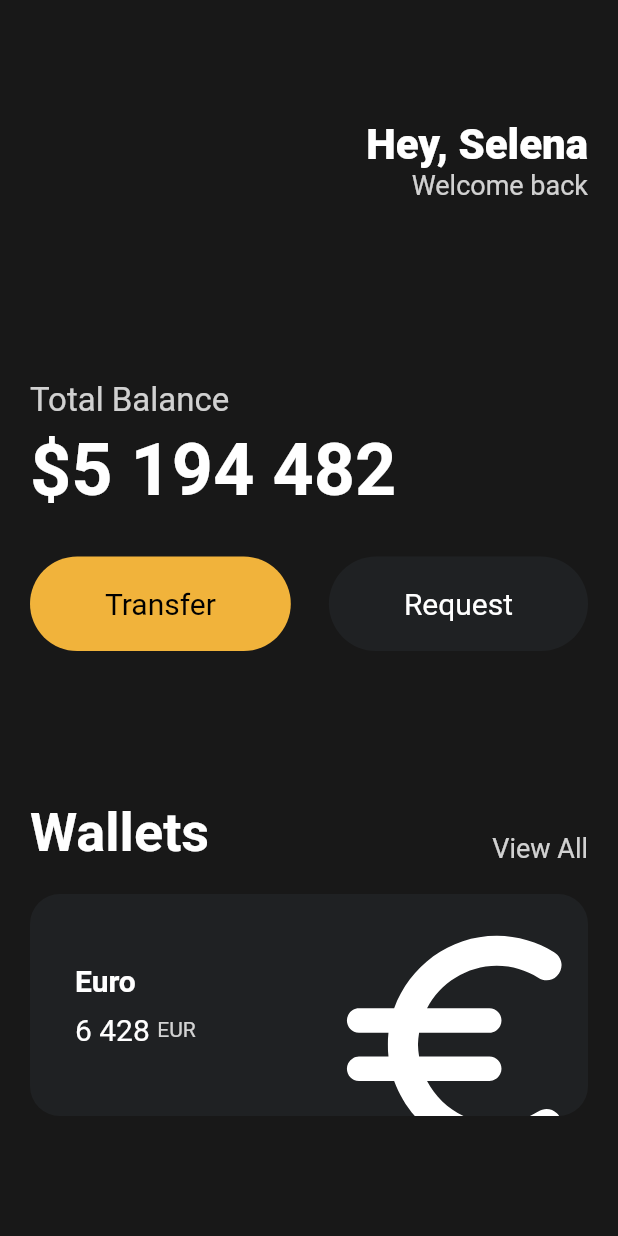
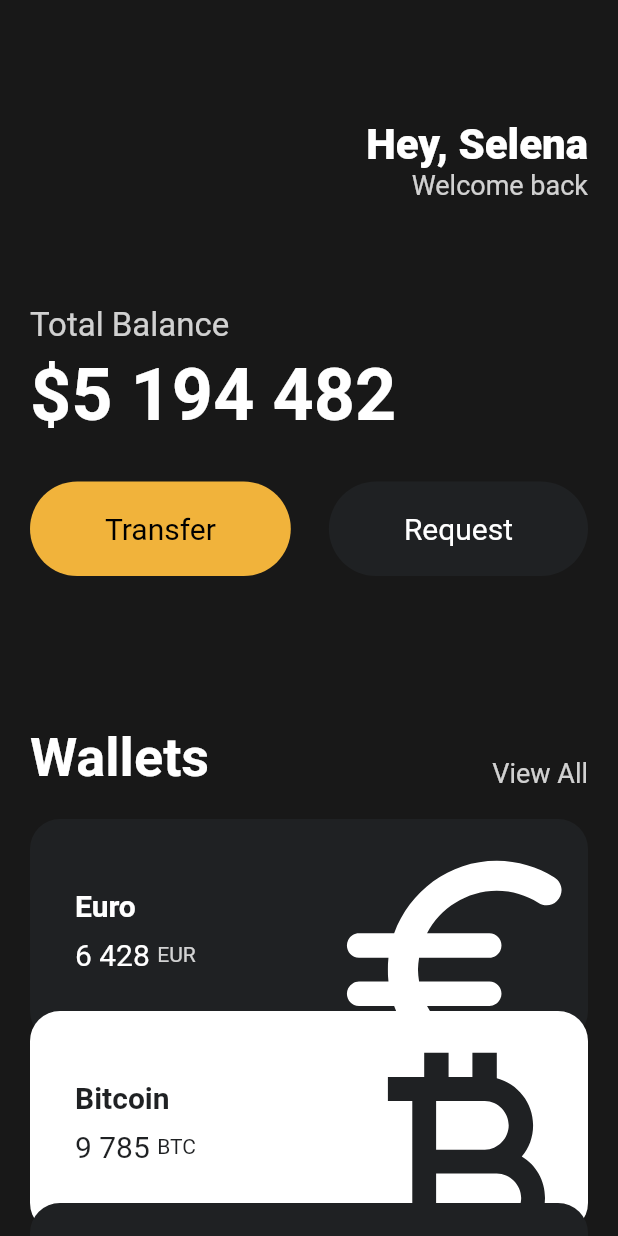
Before and after one commit to chojaework/Flutter-Study, a Flutter app: the screen it shows after launch, on a phone screen of 412 x 824 dp. Run offline on Flutter 3.47's test engine with Material 2 defaults, Android fonts, the phone set to English and light mode, and no system bars.

Commit message:
3.8 Reusable Cards

```diff
--- a/toonflix/lib/main.dart
+++ b/toonflix/lib/main.dart
@@ -1,5 +1,6 @@
 import 'package:flutter/material.dart';
 import 'package:toonflix/widgets/button.dart';
+import 'package:toonflix/widgets/currency_card.dart';
 
 void main() {
   runApp(const App());
@@ -13,7 +14,10 @@ class App extends StatelessWidget {
     return MaterialApp(
       home: Scaffold(
         backgroundColor: const Color(0xFF181818),
-        body: Padding(
+        body: SingleChildScrollView(
+          //원래는 3개의 카드를 생성하면 칸이 부족해서 overflow가 발생하는데 이 위젯으로 wrap 해주면 사라진다
+          //스크롤 가능해짐
+          child: Padding(
             padding: const EdgeInsets.symmetric(
               horizontal: 20,
             ),
@@ -49,7 +53,7 @@ class App extends StatelessWidget {
                   ],
                 ),
                 const SizedBox(
-                height: 120,
+                  height: 70,
                 ),
                 Text(
                   'Total Balance',
@@ -115,73 +119,38 @@ class App extends StatelessWidget {
                 const SizedBox(
                   height: 20,
                 ),
-              Container(
-                clipBehavior: Clip.hardEdge,
-                //넘치는 부분을 자르기 위해 사용
-                decoration: BoxDecoration(
-                  color: const Color(0xff1f2123),
-                  borderRadius: BorderRadius.circular(20),
+                const CurrencyCard(
+                  name: 'Euro',
+                  code: "EUR",
+                  amount: '6 428',
+                  icon: Icons.euro_rounded,
+                  isInverted: false,
                 ),
-                child: Padding(
-                  padding: const EdgeInsets.all(30),
-                  child: Row(
-                    mainAxisAlignment: MainAxisAlignment.spaceBetween,
-                    children: [
-                      Column(
-                        crossAxisAlignment: CrossAxisAlignment.start,
-                        children: [
-                          const Text('Euro',
-                              style: TextStyle(
-                                color: Colors.white,
-                                fontSize: 20,
-                                fontWeight: FontWeight.w600,
-                              )),
-                          const SizedBox(
-                            height: 10,
-                          ),
-                          Row(
-                            children: [
-                              const Text(
-                                '6 428',
-                                style: TextStyle(
-                                  color: Colors.white,
-                                  fontSize: 20,
+                Transform.translate(
+                  //카드들이 포개지게 만들기 위해 widget 사용
+                  offset: const Offset(0, -20),
+                  child: const CurrencyCard(
+                    name: 'Bitcoin',
+                    code: "BTC",
+                    amount: '9 785',
+                    icon: Icons.currency_bitcoin,
+                    isInverted: true,
                   ),
                 ),
-                              const SizedBox(
-                                width: 5,
-                              ),
-                              Text(
-                                'EUR',
-                                style: TextStyle(
-                                  color: Colors.white.withOpacity(0.8),
-                                ),
-                              ),
-                            ],
-                          ),
-                        ],
-                      ),
-                      Transform.scale(
-                        // 로고가 넘치게끔 만들기 위해 scale 위젯으로 Wrap 한다
-                        scale: 2.2, //배 넘친다
-                        child: Transform.translate(
-                          //로고를 아래로 내리기 위해 translate 위젯으로 Wrap 한다
-                          offset:
-                              const Offset(-5, 12), //x축으로 -5만큼, y축으로 12만큼 이동
-                          child: const Icon(
-                            Icons.euro_rounded,
-                            color: Colors.white,
-                            size: 88, //size값을 변경하면 카드 자체가 커진다
-                          ),
+                Transform.translate(
+                  offset: const Offset(0, -40),
+                  child: const CurrencyCard(
+                    name: 'Dollar',
+                    code: "USD",
+                    amount: '428',
+                    icon: Icons.attach_money_outlined,
+                    isInverted: false,
                   ),
                 ),
               ],
             ),
           ),
         ),
-            ],
-          ),
-        ),
       ),
     );
   }
--- /dev/null
+++ b/toonflix/lib/widgets/currency_card.dart
@@ -0,0 +1,89 @@
+import 'package:flutter/material.dart';
+
+class CurrencyCard extends StatelessWidget {
+  final String name, code, amount;
+  final IconData icon;
+  final bool isInverted;
+  //Bitcoin의 색상을 반전시키기 위한 boolean
+  final _blackColor = const Color(0xff1f2123);
+  //앞에 _ 을 붙인다는 것은 private한 변수라는 뜻
+
+  const CurrencyCard({
+    super.key,
+    required this.name,
+    required this.code,
+    required this.amount,
+    required this.icon,
+    required this.isInverted,
+  });
+
+  @override
+  Widget build(BuildContext context) {
+    return Container(
+      clipBehavior: Clip.hardEdge,
+      //넘치는 부분을 자르기 위해 사용
+      decoration: BoxDecoration(
+        color: isInverted ? Colors.white : _blackColor,
+        //isInverted가 true이면 박스 색상이 흰색, false이이면 위에서 정의한 색상
+        borderRadius: BorderRadius.circular(20),
+      ),
+      child: Padding(
+        padding: const EdgeInsets.all(30),
+        child: Row(
+          mainAxisAlignment: MainAxisAlignment.spaceBetween,
+          children: [
+            Column(
+              crossAxisAlignment: CrossAxisAlignment.start,
+              children: [
+                Text(name,
+                    style: TextStyle(
+                      color: isInverted ? _blackColor : Colors.white,
+                      fontSize: 20,
+                      fontWeight: FontWeight.w600,
+                    )),
+                const SizedBox(
+                  height: 10,
+                ),
+                Row(
+                  children: [
+                    Text(
+                      amount,
+                      style: TextStyle(
+                        color: isInverted ? _blackColor : Colors.white,
+                        fontSize: 20,
+                      ),
+                    ),
+                    const SizedBox(
+                      width: 5,
+                    ),
+                    Text(
+                      code,
+                      style: TextStyle(
+                        color: isInverted
+                            ? _blackColor
+                            : Colors.white.withOpacity(0.8),
+                      ),
+                    ),
+                  ],
+                ),
+              ],
+            ),
+            Transform.scale(
+              // 로고가 넘치게끔 만들기 위해 scale 위젯으로 Wrap 한다
+              scale: 2.2, //배 넘친다
+              child: Transform.translate(
+                //로고를 아래로 내리기 위해 translate 위젯으로 Wrap 한다
+                offset: const Offset(-5, 12), //x축으로 -5만큼, y축으로 12만큼 이동
+                child: Icon(
+                  icon,
+                  color: isInverted ? _blackColor : Colors.white,
+                  size: 88, //size값을 변경하면 카드 자체가 커진다
+                ),
+              ),
+            ),
+          ],
+        ),
+      ),
+    );
+  }
+}
```
Lines whose indentation alone changed are shown as unchanged.
